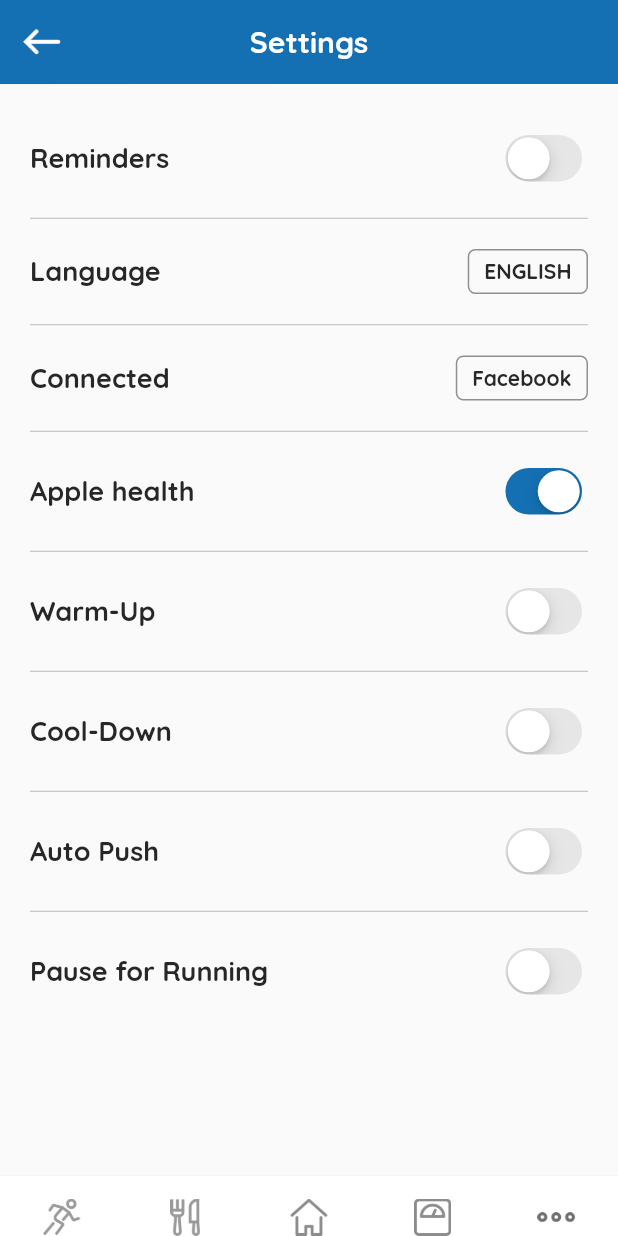
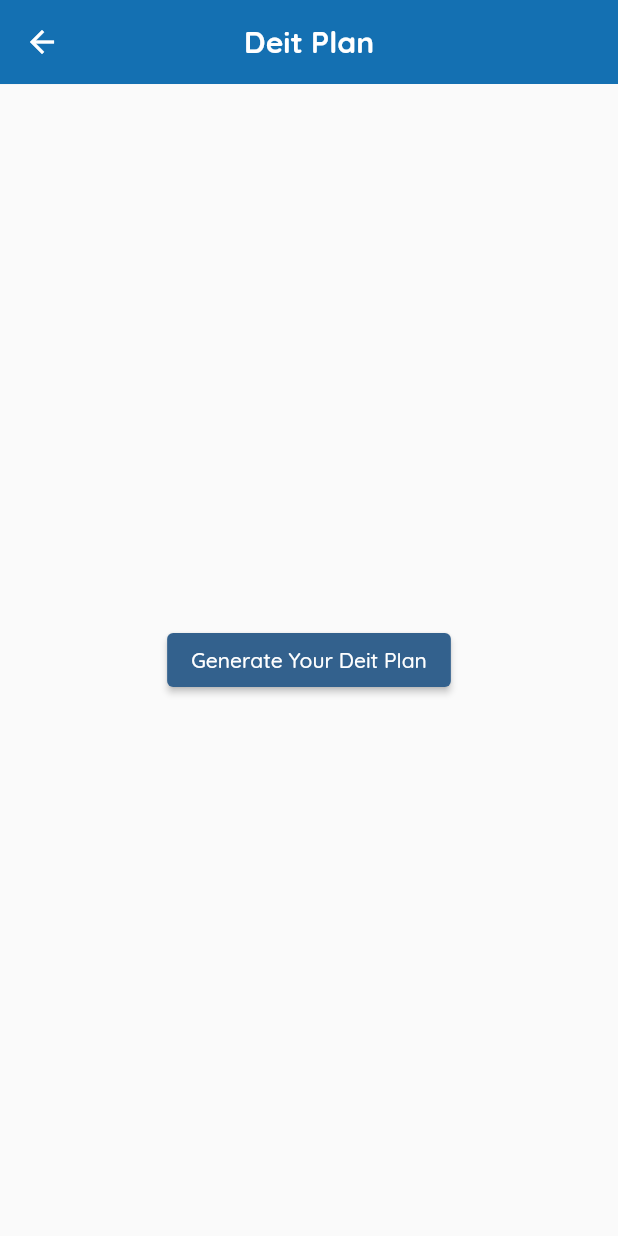
Before and after one commit to Kali-05/fit.ly, a Flutter app: the SettingsView screen opened directly, on a phone screen of 412 x 824 dp. Run offline on Flutter 3.47's test engine with Material 3 defaults, Android fonts, the phone set to English and light mode, and no system bars; our stand-ins replace carousel_slider, cloud_firestore, dash_chat_2, firebase_auth, firebase_core, flutter_calendar_carousel and 6 more; accounts and stored records are empty.

```diff
--- a/lib/view/settings/setting_view.dart
+++ b/lib/view/settings/setting_view.dart
@@ -2,6 +2,7 @@ import 'package:flutter/material.dart';
 import 'package:workout_fitness/common_widget/setting_select_row.dart';
 import 'package:workout_fitness/common_widget/setting_switch_row.dart';
 import 'package:workout_fitness/view/settings/connect_view.dart';
+import 'package:workout_fitness/view/settings/deitplanai.dart';
 import 'package:workout_fitness/view/settings/select_language_view.dart';
 
 import '../../common/color_extension.dart';
@@ -15,117 +16,26 @@ class SettingsView extends StatefulWidget {
 }
 
 class _SettingsViewState extends State<SettingsView> {
-  List settingArr = [
-    {"name": "Reminders", "type": "switch", "value": "false"},
-    {"name": "Language", "type": "select", "value": "ENGLISH"},
-    {"name": "Connected", "type": "select", "value": "Facebook"},
-    {"name": "Apple health", "type": "switch", "value": "true"},
-    {"name": "Warm-Up", "type": "switch", "value": "false"},
-    {"name": "Cool-Down", "type": "switch", "value": "false"},
-    {"name": "Auto Push", "type": "switch", "value": "false"},
-    {"name": "Pause for Running", "type": "switch", "value": "false"}
-  ];
-
   @override
   Widget build(BuildContext context) {
-    var media = MediaQuery.sizeOf(context);
     return Scaffold(
       appBar: AppBar(
         backgroundColor: TColor.primary,
         centerTitle: true,
         elevation: 0.1,
-        leading: IconButton(
-            onPressed: () {
-              Navigator.pop(context);
-            },
-            icon: Image.asset(
-              "assets/img/black_white.png",
-              width: 25,
-              height: 25,
-            )),
         title: Text(
-          "Settings",
+          "Deit Plan",
           style: TextStyle(
               color: TColor.white, fontSize: 20, fontWeight: FontWeight.w700),
         ),
       ),
-      body: ListView.separated(
-          padding: const EdgeInsets.symmetric(horizontal: 20, vertical: 10),
-          itemBuilder: (context, index) {
-            var tObj = settingArr[index] as Map? ?? {};
-
-            if (tObj["type"] == "switch") {
-              return SettingSwitchRow(
-                  tObj: tObj,
-                  onChanged: (newVal) {
-                    settingArr[index]["value"] = newVal ? "true" : "false";
-                    setState(() {});
-                  });
-            } else if (tObj["type"] == "select") {
-              return SettingSelectRow(
-                  tObj: tObj,
-                  onPressed: () {
-                    if (tObj["name" ] == "Language") {
-                      Navigator.push(
-                          context,
-                          MaterialPageRoute(
-                              builder: (context) =>
-                                  SelectLanguageView(didSelect: (newVal) {})));
-                    }else{
-                       Navigator.push(
-                          context,
-                          MaterialPageRoute(
-                              builder: (context) =>
-                                  ConnectView(didSelect: (newVal) {})));
-                    }
-                  });
-            } else {
-              return Container();
-            }
-          },
-          separatorBuilder: (context, index) {
-            return const Divider(
-              color: Colors.black26,
-              height: 1,
-            );
-          },
-          itemCount: settingArr.length),
-      bottomNavigationBar: BottomAppBar(
-        elevation: 1,
-        child: Padding(
-          padding: const EdgeInsets.only(top: 15),
-          child: Row(
-            mainAxisAlignment: MainAxisAlignment.spaceAround,
-            children: [
-              InkWell(
-                onTap: () {},
-                child: Image.asset("assets/img/menu_running.png",
-                    width: 25, height: 25),
-              ),
-              InkWell(
-                onTap: () {},
-                child: Image.asset("assets/img/menu_meal_plan.png",
-                    width: 25, height: 25),
-              ),
-              InkWell(
-                onTap: () {},
-                child: Image.asset("assets/img/menu_home.png",
-                    width: 25, height: 25),
-              ),
-              InkWell(
-                onTap: () {},
-                child: Image.asset("assets/img/menu_weight.png",
-                    width: 25, height: 25),
-              ),
-              InkWell(
-                onTap: () {},
-                child:
-                    Image.asset("assets/img/more.png", width: 25, height: 25),
-              ),
-            ],
-          ),
-        ),
-      ),
+      body: Center(
+          child: ElevatedButton(
+              onPressed: () {
+                Navigator.push(context,
+                    MaterialPageRoute(builder: (context) => Dietplanai()));
+              },
+              child: Text("Generate Your Deit Plan"))),
     );
   }
 }
```
Also changed, not shown: lib/view/settings/deitplanai.dart (added, +12 -0 lines), lib/view/weight/bmiresult.dart (added, +45 -0 lines), lib/view/weight/check_progress.dart (+35 -44 lines), pubspec.lock.
